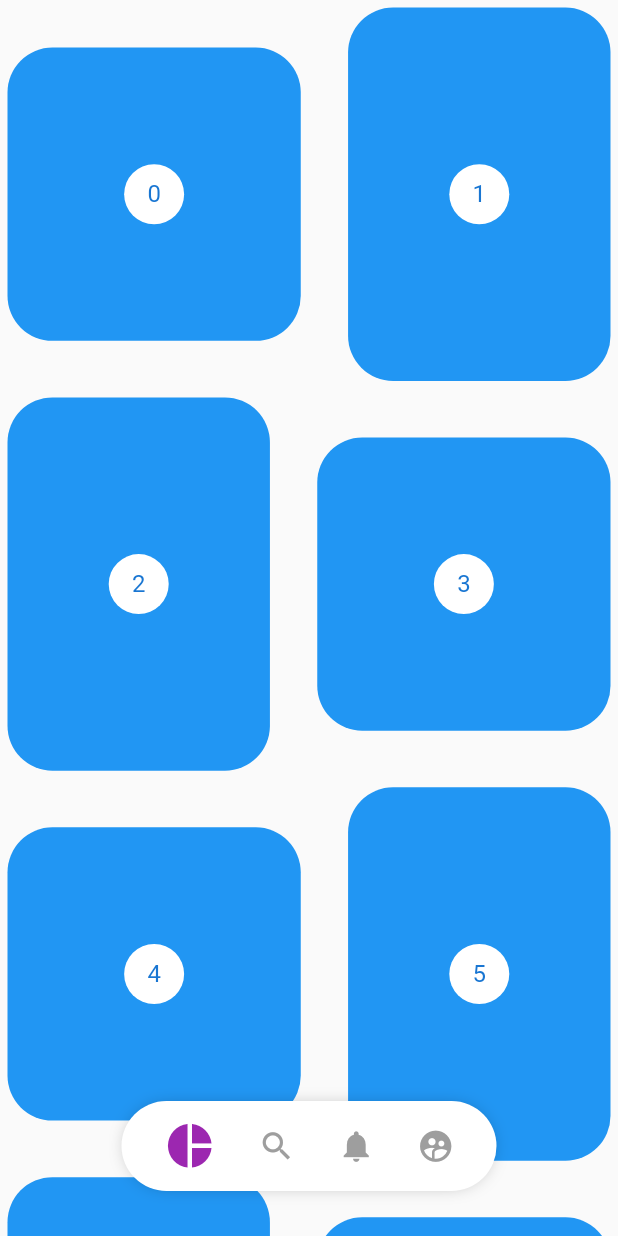
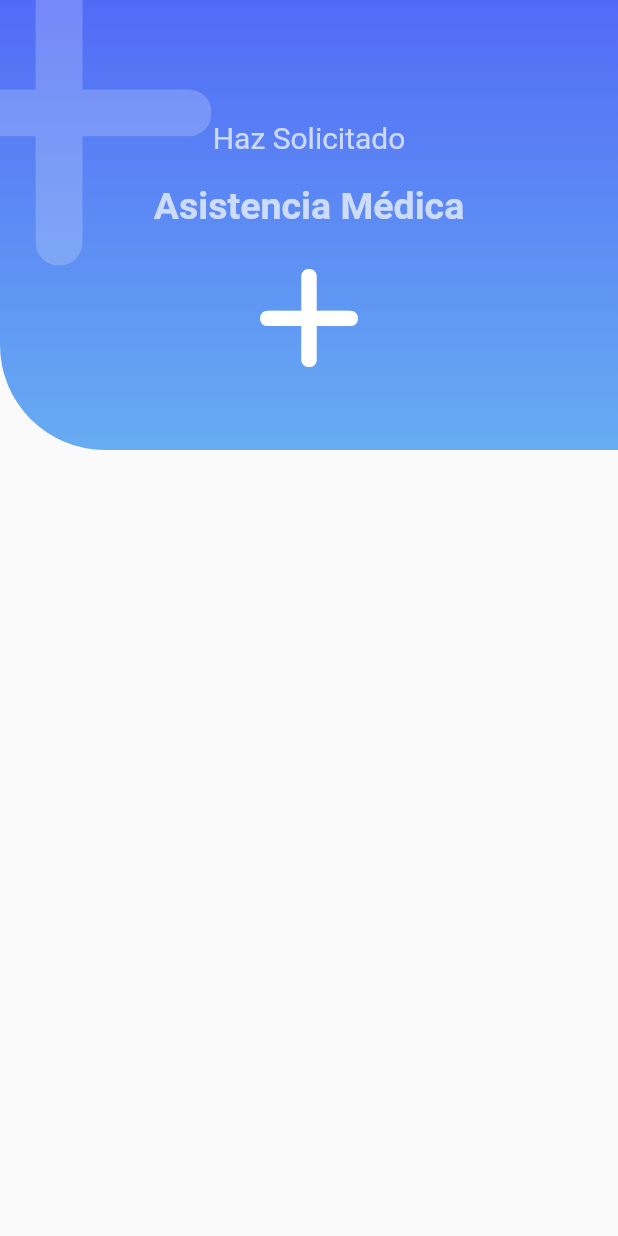
Before and after one commit to RoHeTT17/Flutterdisenos, a Flutter app: the screen it shows after launch, on a phone screen of 412 x 824 dp. Run offline on Flutter 3.47's test engine with Material 2 defaults, Android fonts, the phone set to English and light mode, and no system bars; our stand-ins replace flutter_svg, font_awesome_flutter.

Commit message:
Fin clase 97

```diff
--- a/lib/main.dart
+++ b/lib/main.dart
@@ -1,14 +1,14 @@
 import 'package:flutter/material.dart';
-import 'package:disenos/src/pages/pinterest_page.dart';
+import 'package:disenos/src/pages/emergency_page.dart';
 
-
+//import 'package:disenos/src/pages/pinterest_page.dart';
 // import 'package:disenos/src/pages/slide_page.dart';
 // import 'package:disenos/src/labs/slideshow_page.dart';
 //import 'package:disenos/src/pages/graficas_circulares_page.dart';
 //import 'package:disenos/src/labs/circular_progress_page.dart';
 //import 'package:disenos/src/retos/cuadrado_animado_page.dart';
 //import 'package:disenos/src/pages/animaciones_page.dart';
-//import 'package:disenos/src/pages/headers_page.dart';
+//import 'package:disenos/src/pages/headers_page.dart';s
 
 void main() => runApp(MyApp());
 
@@ -18,7 +18,7 @@ class MyApp extends StatelessWidget {
     return const MaterialApp(
       debugShowCheckedModeBanner: false,
       title: 'Diseños App',
-      home: PinterestPage(),
+      home: EmergencyPage(),
    );
   }
 }
--- /dev/null
+++ b/lib/src/pages/emergency_page.dart
@@ -0,0 +1,23 @@
+import 'package:flutter/material.dart';
+
+import 'package:disenos/src/widgets/headers.dart';
+import 'package:font_awesome_flutter/font_awesome_flutter.dart';
+
+
+class EmergencyPage extends StatelessWidget {
+
+  const EmergencyPage({Key? key}) : super(key: key);
+
+  @override
+  Widget build(BuildContext context) {
+    return Scaffold(
+      body: IconHeader(
+                        icon: FontAwesomeIcons.plus,
+                        titulo: "Asistencia Médica",
+                        subTitulo: "Haz Solicitado",
+                        color1: Color(0xff526BF6),
+                        color2: Color(0xff67ACF2),
+                      )
+   );
+  }
+}
--- a/lib/src/widgets/headers.dart
+++ b/lib/src/widgets/headers.dart
@@ -1,6 +1,7 @@
 // ignore_for_file: unnecessary_const
 
 import 'package:flutter/material.dart';
+import 'package:font_awesome_flutter/font_awesome_flutter.dart';
 
 class HeaderCuadrado extends StatelessWidget {
   const HeaderCuadrado({Key? key}) : super(key: key);
@@ -401,5 +402,90 @@ class _HeaderWaveGradiant extends CustomPainter{
     // TODO: implement shouldRepaint
     return true;
   }
+}
 
+class IconHeader extends StatelessWidget {
+
+ final IconData icon;
+ final String   titulo;
+ final String   subTitulo;
+       Color?    color1;
+       Color?    color2;
+
+ IconHeader({
+   Key? key,
+   required this.icon,
+   required this.titulo,
+   required this.subTitulo,
+   this.color1 = Colors.blue,
+   this.color2 = Colors.blueGrey
+   }) : super(key: key);
+
+  @override
+  Widget build(BuildContext context) {
+
+    //double sizevertical = MediaQuery.of(context).size.height;
+    Color colorText     = Colors.white.withOpacity(0.7);
+
+    return Stack(
+      children:[
+
+                 _IconHeaderBackGround(color1: this.color1!, color2: this.color2!,),
+                 Positioned(
+                  top:  -50,
+                  left: -70,
+                  child: FaIcon(
+                               this.icon,
+                                size: 250,//(sizevertical*0.30),
+                                color: Colors.white.withOpacity(0.2),
+                                )
+                           ),
+                 Column(
+                    children: [
+                      /*
+                      Por defecto los widgets se alinean al widget mas grande, por si queremos llegar a
+                      centrarlos todos, solo basta con definir el tamaño del mas grande para que los demás se
+                      alineen a este. En este caso es hacia el primer SizeBox, por eso tiene el double,infinity
+                      */
+                      const SizedBox(height: 80, width: double.infinity,),
+                      Text(this.subTitulo,   style: TextStyle(fontSize: 20, color: colorText),),
+                      const SizedBox(height: 20,),
+                      Text(this.titulo,style: TextStyle(fontSize: 25, color: colorText,fontWeight: FontWeight.bold), ),
+                      const SizedBox(height: 20,),
+                      FaIcon(this.icon,size: 80 ,color: Colors.white,)
+                    ],
+                 ),
+               ]
+      );
+  }
 }
+
+class _IconHeaderBackGround extends StatelessWidget {
+
+    final Color  color1;
+    final Color color2;
+
+  const _IconHeaderBackGround({Key? key, required this.color1, required this.color2,}) : super(key: key);
+
+  //final double sizevertical;
+
+  @override
+  Widget build(BuildContext context) {
+    return Container(
+      width:  double.infinity,
+      height: 300,//sizevertical*0.50,
+      decoration: BoxDecoration(
+        //color: Colors.red,
+        borderRadius: BorderRadius.only(bottomLeft: Radius.circular(70)),
+        gradient: LinearGradient(
+          begin:  Alignment.topCenter,
+          end:    Alignment.bottomCenter,
+          colors: [
+            color1,
+            color2
+          ]
+        ),
+      ),
+    );
+  }
+}
```
Also changed, not shown: pubspec.yaml (+2 -7 lines), pubspec.lock.
